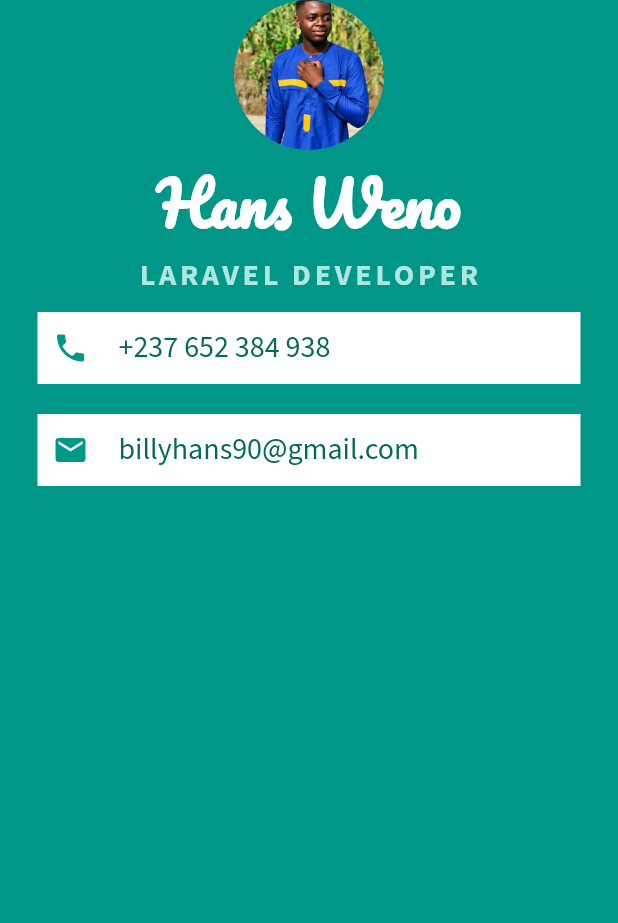
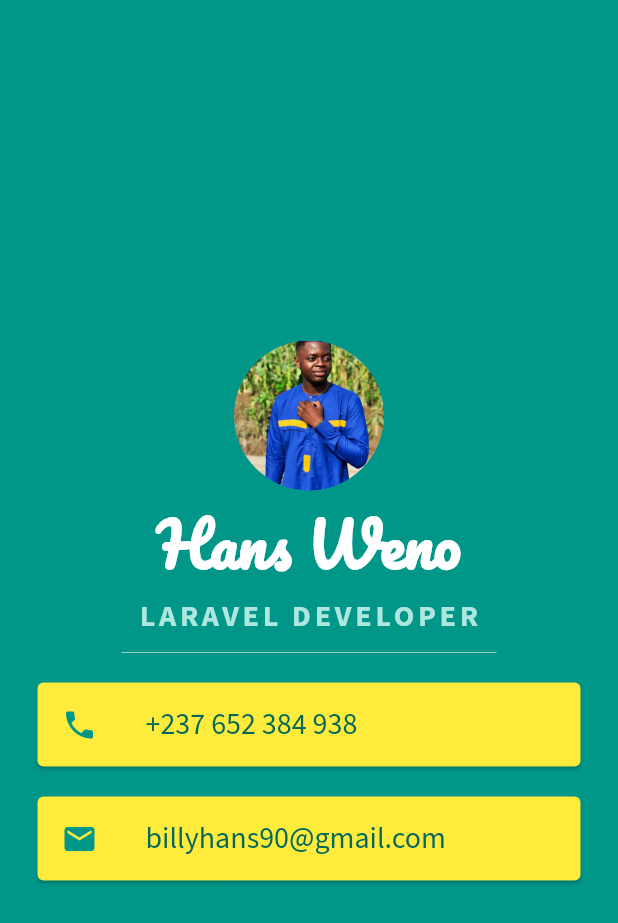
Before and after one commit to FreshhDevv/mi_card, a Flutter app: the screen it shows after launch, on a phone screen of 412 x 824 dp. Shown: the top 923 px of the screen. Run offline on Flutter 3.47's test engine with Material 2 defaults, Android fonts, the phone set to English and light mode, and no system bars.

```diff
--- a/lib/main.dart
+++ b/lib/main.dart
@@ -14,12 +14,13 @@ class MyApp extends StatelessWidget {
         backgroundColor: Colors.teal,
         body: SafeArea(
           child: Column(
-            children: [
-              const CircleAvatar(
+            mainAxisAlignment: MainAxisAlignment.center,
+            children: const [
+              CircleAvatar(
                 radius: 50.0,
                 backgroundImage: AssetImage('images/me.jpeg'),
               ),
-              const Text(
+              Text(
                 'Hans Weno',
                 style: TextStyle(
                   fontFamily: 'Pacifico',
@@ -28,7 +29,7 @@ class MyApp extends StatelessWidget {
                   fontWeight: FontWeight.bold,
                 ),
               ),
-              const Text(
+              Text(
                 'LARAVEL DEVELOPER',
                 style: TextStyle(
                   fontFamily: 'Source Sans Pro',
@@ -38,23 +39,25 @@ class MyApp extends StatelessWidget {
                   fontWeight: FontWeight.bold,
                 ),
               ),
-              Container(
-                padding: const EdgeInsets.all(10.0),
-                color: Colors.white,
-                margin: const EdgeInsets.symmetric(
+              SizedBox(
+                height: 20.0,
+                width: 250.0,
+                child: Divider(
+                  color: Color.fromARGB(255, 147, 206, 200),
+                ),
+              ),
+              Card(
+                color: Colors.yellow,
+                margin: EdgeInsets.symmetric(
                   vertical: 10.0,
                   horizontal: 25.0,
                 ),
-                child: Row(
-                  children: const [
-                    Icon(
+                child: ListTile(
+                  leading: Icon(
                     Icons.phone,
                     color: Colors.teal,
                   ),
-                    SizedBox(
-                      width: 20.0,
-                    ),
-                    Text(
+                  title: Text(
                     '+237 652 384 938',
                     style: TextStyle(
                       color: Color.fromARGB(255, 4, 104, 92),
@@ -62,34 +65,27 @@ class MyApp extends StatelessWidget {
                       fontSize: 20.0,
                     ),
                   ),
-                  ],
                 ),
               ),
-              Container(
-                padding: const EdgeInsets.all(10.0),
-                color: Colors.white,
-                margin: const EdgeInsets.symmetric(
+              Card(
+                color: Colors.yellow,
+                margin: EdgeInsets.symmetric(
                   vertical: 10.0,
                   horizontal: 25.0,
                 ),
-                child: Row(
-                  children: const [
-                    Icon(
+                child: ListTile(
+                  leading: Icon(
                     Icons.email,
                     color: Colors.teal,
                   ),
-                    SizedBox(
-                      width: 20.0,
-                    ),
-                    Text(
+                  title: Text(
                     'billyhans90@gmail.com',
                     style: TextStyle(
                       color: Color.fromARGB(255, 4, 104, 92),
                       fontFamily: 'Source Sans Pro',
                       fontSize: 20.0,
                     ),
-                    )
-                  ],
+                  ),
                 ),
               ),
             ],
```
Lines whose indentation alone changed are shown as unchanged.
